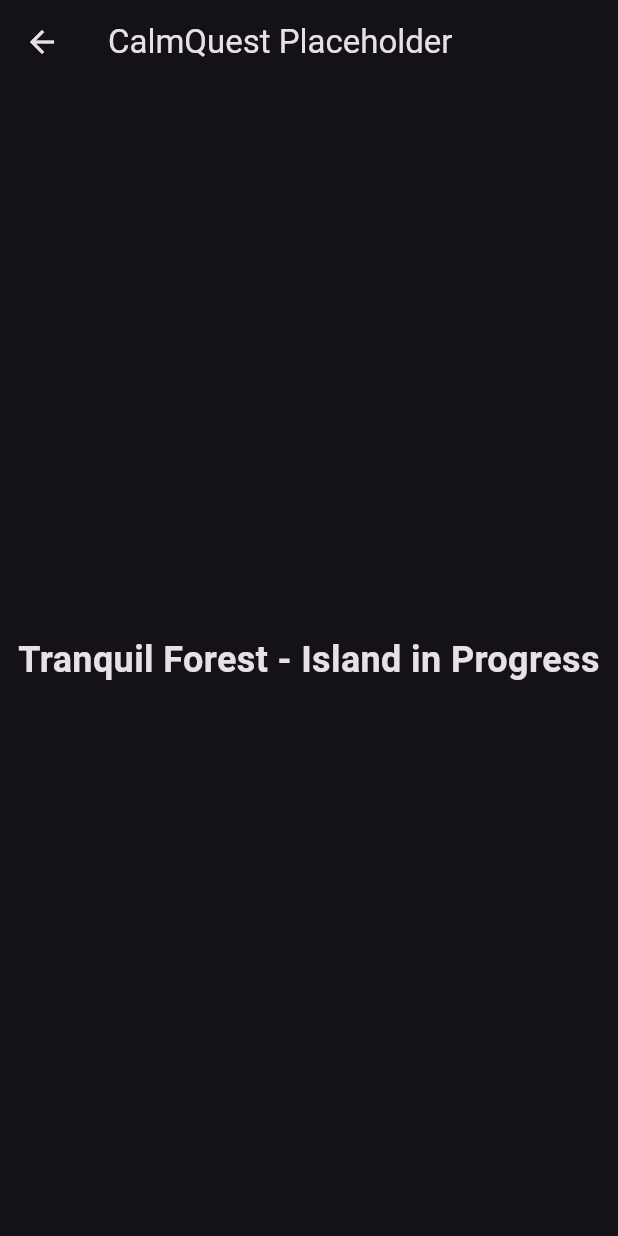
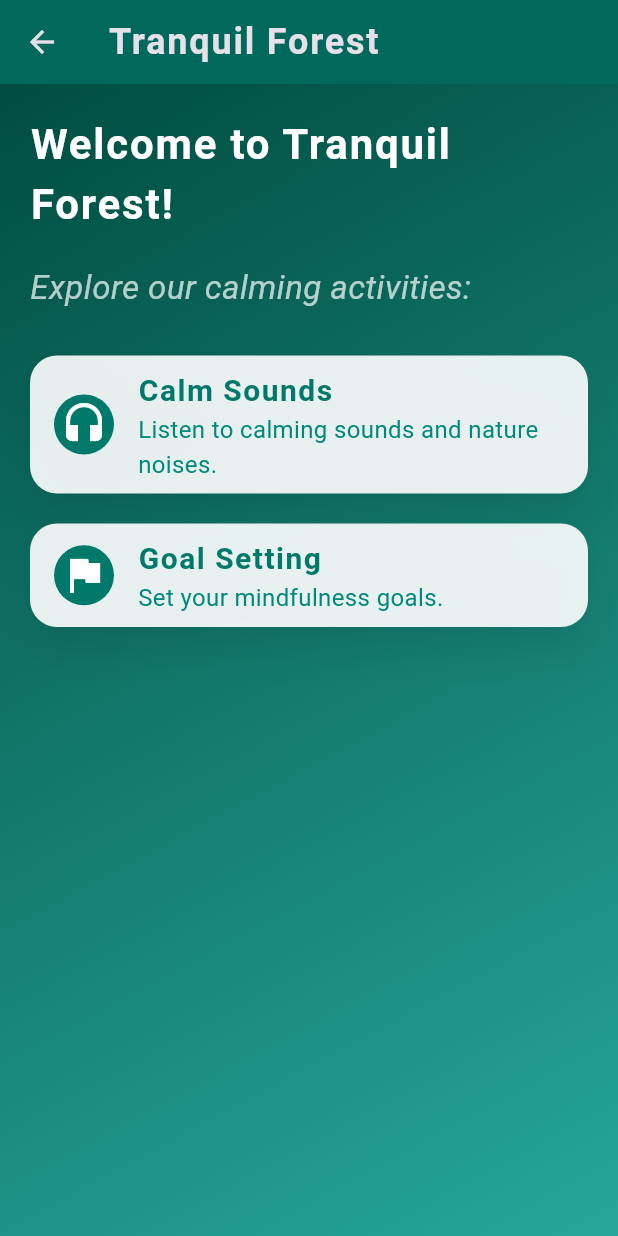
Before and after one commit to Kenneth-W-Chen/mindfulness-app, a Flutter app: the screen it shows after launch, after a tap on "Tranquil Forest", on a phone screen of 412 x 824 dp. Run offline on Flutter 3.47's test engine with Material 3 defaults, Android fonts, the phone set to English and light mode, and no system bars; our stand-ins replace sqflite; accounts and stored records are empty.

Commit message:
Update files+ landing page

```diff
--- /dev/null
+++ b/lib/TranquilForestLandingPage.dart
@@ -0,0 +1,111 @@
+import 'package:flutter/material.dart';
+
+class TranquilForestLandingPage extends StatelessWidget {
+  @override
+  Widget build(BuildContext context) {
+    return Scaffold(
+      appBar: AppBar(
+        title: const Text(
+          'Tranquil Forest',
+          style: TextStyle(
+            fontWeight: FontWeight.bold,
+            fontSize: 24,
+            letterSpacing: 1.2,
+          ),
+        ),
+        backgroundColor: Colors.teal[800],
+        elevation: 0,
+      ),
+      body: Container(
+        decoration: BoxDecoration(
+          gradient: LinearGradient(
+            colors: [Colors.teal[900]!, Colors.teal[400]!],
+            begin: Alignment.topLeft,
+            end: Alignment.bottomRight,
+          ),
+        ),
+        child: Padding(
+          padding: const EdgeInsets.all(20.0),
+          child: Column(
+            crossAxisAlignment: CrossAxisAlignment.start,
+            children: [
+              const Text(
+                'Welcome to Tranquil Forest!',
+                style: TextStyle(
+                  fontSize: 28,
+                  color: Colors.white,
+                  fontWeight: FontWeight.bold,
+                  letterSpacing: 1.2,
+                ),
+              ),
+              const SizedBox(height: 20),
+              const Text(
+                'Explore our calming activities:',
+                style: TextStyle(
+                  fontSize: 22,
+                  color: Colors.white70,
+                  fontStyle: FontStyle.italic,
+                ),
+              ),
+              const SizedBox(height: 30),
+
+              // Activity for Calm Sounds
+              _activityCard('Calm Sounds', context, Icons.headset,
+                  'Listen to calming sounds and nature noises.'),
+
+              // Activity for Goal Setting
+              _activityCard('Goal Setting', context, Icons.flag,
+                  'Set your mindfulness goals.'),
+            ],
+          ),
+        ),
+      ),
+    );
+  }
+
+  // Method to create activity cards with placeholders for future functionality
+  Widget _activityCard(String activityName, BuildContext context, IconData icon,
+      String description) {
+    return GestureDetector(
+      onTap: () {
+        ScaffoldMessenger.of(context).showSnackBar(
+          SnackBar(
+            content: Text('$activityName feature is under construction!'),
+            duration: const Duration(seconds: 2),
+          ),
+        );
+      },
+      child: Card(
+        color: Colors.white.withOpacity(0.9),
+        margin: const EdgeInsets.only(bottom: 20),
+        shape: RoundedRectangleBorder(
+          borderRadius: BorderRadius.circular(18),
+        ),
+        elevation: 10,
+        shadowColor: Colors.black.withOpacity(0.3),
+        child: ListTile(
+          leading: CircleAvatar(
+            backgroundColor: Colors.teal[700],
+            child: Icon(icon, color: Colors.white, size: 32),
+          ),
+          title: Text(
+            activityName,
+            style: TextStyle(
+              fontSize: 20,
+              fontWeight: FontWeight.bold,
+              color: Colors.teal[700],
+              letterSpacing: 1.0,
+            ),
+          ),
+          subtitle: Text(
+            description,
+            style: TextStyle(
+              fontSize: 16,
+              color: Colors.teal[600],
+            ),
+          ),
+        ),
+      ),
+    );
+  }
+}
--- a/lib/home_screen.dart
+++ b/lib/home_screen.dart
@@ -1,5 +1,6 @@
 import 'package:flutter/material.dart';
-import 'placeholder_screen.dart'; // Import placeholder screen
+import 'placeholder_screen.dart';
+import 'TranquilForestLandingPage.dart';
 
 class HomeScreen extends StatelessWidget {
   const HomeScreen({super.key});
@@ -15,12 +16,10 @@ class HomeScreen extends StatelessWidget {
         centerTitle: true,
         backgroundColor: Colors.black,
       ),
-      body: Column(
+      body: SingleChildScrollView(
+        child: Column(
           children: [
             _buildHeroBanner(),
-          Expanded(
-            child: ListView(
-              children: [
             _buildIslandTile(
               title: 'Misty Mountain',
               icon: Icons.terrain,
@@ -31,7 +30,8 @@ class HomeScreen extends StatelessWidget {
                 Navigator.push(
                   context,
                   MaterialPageRoute(
-                        builder: (context) => const PlaceholderScreen(message: 'Misty Mountain - Island in Progress'),
+                    builder: (context) => const PlaceholderScreen(
+                        message: 'Misty Mountain - Island in Progress'),
                   ),
                 );
               },
@@ -46,7 +46,8 @@ class HomeScreen extends StatelessWidget {
                 Navigator.push(
                   context,
                   MaterialPageRoute(
-                        builder: (context) => const PlaceholderScreen(message: 'Serene Beach - Island in Progress'),
+                    builder: (context) => const PlaceholderScreen(
+                        message: 'Serene Beach - Island in Progress'),
                   ),
                 );
               },
@@ -61,15 +62,14 @@ class HomeScreen extends StatelessWidget {
                 Navigator.push(
                   context,
                   MaterialPageRoute(
-                        builder: (context) => const PlaceholderScreen(message: 'Tranquil Forest - Island in Progress'),
+                    builder: (context) =>
+                        TranquilForestLandingPage(), // Navigate to correct page
                   ),
                 );
               },
             ),
           ],
         ),
-          ),
-        ],
       ),
       bottomNavigationBar: BottomNavigationBar(
         backgroundColor: Colors.black,
@@ -102,39 +102,49 @@ class HomeScreen extends StatelessWidget {
 
   Widget _buildHeroBanner() {
     return Container(
-      height: 150,
-      padding: const EdgeInsets.all(16.0),
+      height: 180,
       decoration: BoxDecoration(
-        gradient: const LinearGradient(
-          colors: [Colors.blueAccent, Colors.cyanAccent],
+        gradient: LinearGradient(
+          colors: [Colors.teal[700]!, Colors.black54],
           begin: Alignment.topLeft,
           end: Alignment.bottomRight,
         ),
-        borderRadius: BorderRadius.circular(16),
+        borderRadius: BorderRadius.only(
+          bottomLeft: Radius.circular(30),
+          bottomRight: Radius.circular(30),
         ),
-      child: const Row(
-        children: [
-          Icon(
-            Icons.wb_sunny,
-            size: 60,
-            color: Colors.white,
+        boxShadow: [
+          BoxShadow(
+            color: Colors.black.withOpacity(0.3),
+            blurRadius: 8,
+            offset: Offset(0, 4),
           ),
-          SizedBox(width: 16),
-          Expanded(
+        ],
+      ),
+      child: Padding(
+        padding: const EdgeInsets.symmetric(horizontal: 20.0, vertical: 30.0),
         child: Column(
+          mainAxisAlignment: MainAxisAlignment.center,
           crossAxisAlignment: CrossAxisAlignment.start,
-              mainAxisAlignment: MainAxisAlignment.center,
           children: [
             Text(
-                  'Welcome to CalmQuest!',
+              'Welcome to CalmQuest Islands',
               style: TextStyle(
-                    fontSize: 24,
+                fontSize: 26,
                 fontWeight: FontWeight.bold,
                 color: Colors.white,
+                shadows: [
+                  Shadow(
+                    blurRadius: 10.0,
+                    color: Colors.black.withOpacity(0.5),
+                    offset: Offset(3, 3),
+                  ),
+                ],
               ),
             ),
+            SizedBox(height: 6),
             Text(
-                  'Embark on a mindfulness journey!',
+              'Your journey to mindfulness begins here.',
               style: TextStyle(
                 fontSize: 16,
                 color: Colors.white70,
@@ -142,8 +152,6 @@ class HomeScreen extends StatelessWidget {
             ),
           ],
         ),
-          ),
-        ],
       ),
     );
   }
@@ -159,28 +167,28 @@ class HomeScreen extends StatelessWidget {
     return GestureDetector(
       onTap: onTap,
       child: Container(
-        margin: const EdgeInsets.all(8.0),
-        padding: const EdgeInsets.all(16.0),
-        height: 120,
+        margin: const EdgeInsets.all(12.0),
+        padding: const EdgeInsets.all(18.0),
+        height: 140,
         decoration: BoxDecoration(
           gradient: LinearGradient(
             colors: [startColor, endColor],
             begin: Alignment.topLeft,
             end: Alignment.bottomRight,
           ),
-          borderRadius: BorderRadius.circular(16),
-          boxShadow: const [
+          borderRadius: BorderRadius.circular(20),
+          boxShadow: [
             BoxShadow(
               offset: Offset(4, 4),
-              blurRadius: 8,
-              color: Colors.black26,
+              blurRadius: 12,
+              color: Colors.black12,
             ),
           ],
         ),
         child: Row(
           children: [
             Icon(icon, size: 50, color: Colors.white),
-            const SizedBox(width: 16),
+            SizedBox(width: 18),
             Expanded(
               child: Column(
                 crossAxisAlignment: CrossAxisAlignment.start,
@@ -189,12 +197,12 @@ class HomeScreen extends StatelessWidget {
                   Text(
                     title,
                     style: const TextStyle(
-                      fontSize: 24,
+                      fontSize: 22,
                       fontWeight: FontWeight.bold,
                       color: Colors.white,
                     ),
                   ),
-                  const SizedBox(height: 8),
+                  SizedBox(height: 6),
                   Text(
                     description,
                     style: const TextStyle(
```
Also changed, not shown: analysis_options.yaml (added, +28 -0 lines), 114 other files. Lines whose indentation alone changed are shown as unchanged.
